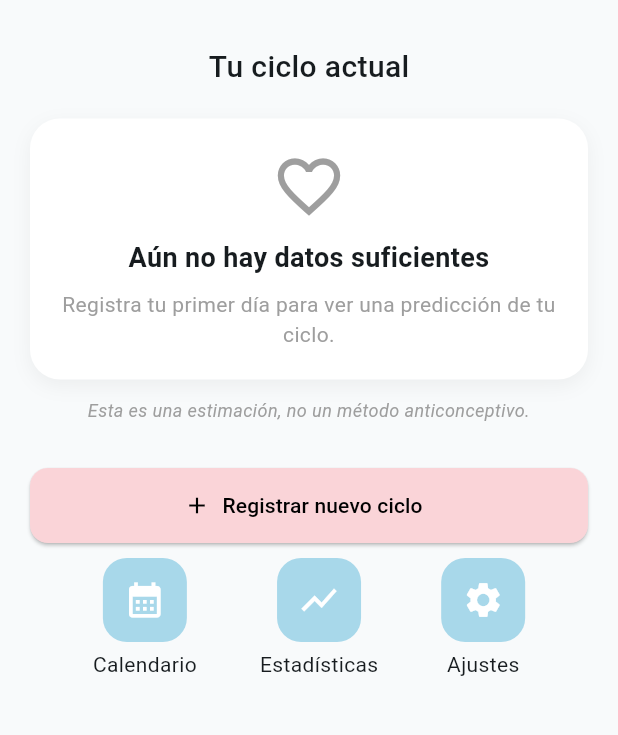
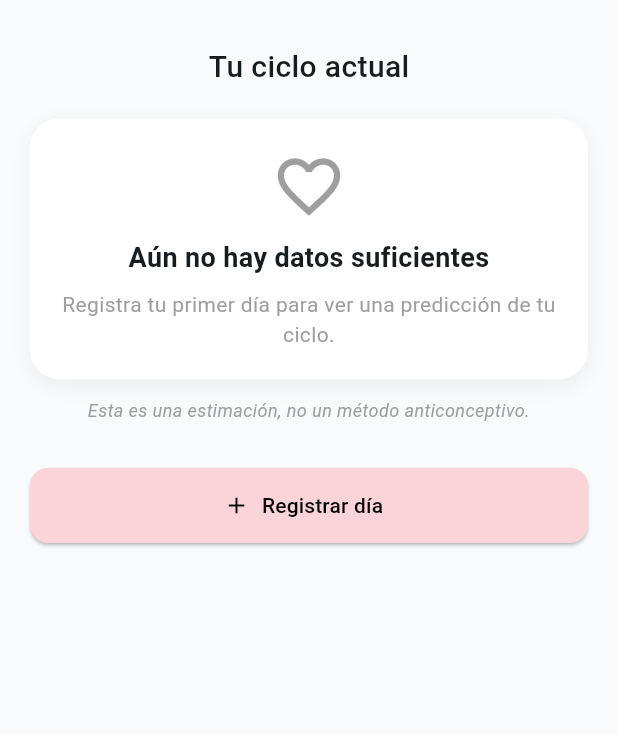
Before and after one commit to Soofiaa/Aura, a Flutter app: the HomeScreen screen opened directly, on a phone screen of 412 x 824 dp, the part 84-819 px from its top. Run offline on Flutter 3.47's test engine with Material 3 defaults, Android fonts, the phone set to English and light mode, and no system bars; our stand-ins replace drift, fl_chart, flutter_local_notifications, table_calendar, timezone; missing offline and left inert: sqlite3; accounts and stored records are empty; generated files the repository leaves out were written again.

Commit message:
feat: recalcular prediccion por cambio de dia, quitar botones duplicados
1. home_screen ahora decide 'hoy' ella misma (WidgetsBindingObserver +
   Timer hasta la proxima medianoche), no el repositorio. predictCycle
   sigue siendo puro (today sigue siendo parametro); CycleRepository
   pasa de watchPrediction() a watchDerivedCycles() (solo datos, sin
   'hoy' incluido) para que ningun consumidor futuro repita el error de
   hornear un 'hoy' adentro de un stream que solo reacciona a escrituras
   en la base. Se recalcula al volver a primer plano (resumed) y al
   pasar la medianoche con la app abierta.
2. Se quitan los 3 botones de acceso rapido a Calendario/Estadisticas/
   Ajustes de home_screen: duplicaban la NavigationBar y abrian una
   segunda instancia de esas pantallas con Navigator.push en vez de
   usar la pestana ya existente.
3. 'Registrar nuevo ciclo' -> 'Registrar día' (mas fiel al modelo: no
   se registra un ciclo, se registra un dia).

Tests nuevos (home_screen_day_change_test.dart) simulan el cambio de
dia con un reloj inyectable, sin escribir en la base, cubriendo tanto
el resumed como el timer de medianoche (via tester.pump() avanzando el
Timer fake de flutter_test).

Nota de testing: cerrar la base de datos en memoria con el widget
todavia montado (sin pumpWidget a otro widget antes) evita un cuelgue
de flutter_test al desmontar un StreamBuilder sobre un stream de drift
junto con un Timer propio todavia pendiente.

Co-Authored-By: Claude Sonnet 5 <noreply@anthropic.com>
Claude-Session: https://claude.ai/code/session_014GPjkshvaEF6ZazNkX3Pce

```diff
--- a/lib/screens/home_screen.dart
+++ b/lib/screens/home_screen.dart
@@ -1,33 +1,82 @@
+import 'dart:async';
+
 import 'package:flutter/material.dart';
 import '../data/repositories/cycle_repository.dart';
+import '../domain/cycle_deriver.dart';
 import '../domain/cycle_predictor.dart';
 import '../utils/date_utils.dart';
 import '../utils/day_key.dart';
 import 'add_cycle_screen.dart';
-import 'calendar_screen.dart';
-import 'settings_screen.dart';
-import 'stats_screen.dart';
 
 class HomeScreen extends StatefulWidget {
   /// Permite inyectar un repositorio (ej. con base en memoria) en tests.
   /// En la app real se usa el singleton global [cycleRepository].
   final CycleRepository? repository;
 
-  const HomeScreen({super.key, this.repository});
+  /// Reloj inyectable para tests (controla que dia es "hoy" y cuanto
+  /// falta para la medianoche). En la app real, DateTime.now().
+  final DateTime Function()? clock;
+
+  const HomeScreen({super.key, this.repository, this.clock});
 
   @override
   State<HomeScreen> createState() => _HomeScreenState();
 }
 
-class _HomeScreenState extends State<HomeScreen> {
+class _HomeScreenState extends State<HomeScreen> with WidgetsBindingObserver {
   late final CycleRepository _repository = widget.repository ?? cycleRepository;
+  DateTime Function() get _clock => widget.clock ?? DateTime.now;
 
   // Stream en vez de un Future cargado una vez en initState: se vuelve a
   // calcular solo cuando cambia algo en daily_logs (registrar un dia,
   // marcar desde el calendario, borrar datos), sin importar si volvimos
-  // aca con push/pop o cambiando de pestana en la NavigationBar.
-  late final Stream<CyclePrediction?> _predictionStream =
-      _repository.watchPrediction();
+  // aca con push/pop o cambiando de pestana en la NavigationBar. El motor
+  // (predictCycle) sigue siendo puro: "hoy" lo decide esta pantalla
+  // (_today, mas abajo), no el stream ni el repositorio.
+  late final Stream<List<CycleSummary>> _cyclesStream =
+      _repository.watchDerivedCycles();
+
+  late String _today = DayKey.fromDate(_clock());
+  Timer? _midnightTimer;
+
+  @override
+  void initState() {
+    super.initState();
+    WidgetsBinding.instance.addObserver(this);
+    _scheduleMidnightRefresh();
+  }
+
+  @override
+  void dispose() {
+    WidgetsBinding.instance.removeObserver(this);
+    _midnightTimer?.cancel();
+    super.dispose();
+  }
+
+  @override
+  void didChangeAppLifecycleState(AppLifecycleState state) {
+    if (state == AppLifecycleState.resumed) {
+      _refreshToday();
+    }
+  }
+
+  /// Recalcula que dia es "hoy" (sin tocar la base de datos) y vuelve a
+  /// programar el timer de medianoche. Se llama al volver la app a
+  /// primer plano y cuando ese timer dispara.
+  void _refreshToday() {
+    final current = DayKey.fromDate(_clock());
+    if (current != _today) {
+      setState(() => _today = current);
+    }
+    _scheduleMidnightRefresh();
+  }
+
+  void _scheduleMidnightRefresh() {
+    _midnightTimer?.cancel();
+    final now = _clock();
+    final nextMidnight = DateTime(now.year, now.month, now.day + 1);
+    _midnightTimer = Timer(nextMidnight.difference(now), _refreshToday);
+  }
 
   String _formatDate(String dayKey) =>
       DateUtilsAura.formatFechaCorta(DayKey.toUtcAnchor(dayKey));
@@ -43,12 +92,16 @@ class _HomeScreenState extends State<HomeScreen> {
         centerTitle: true,
         backgroundColor: const Color(0xFFA8D8EA),
       ),
-      body: StreamBuilder<CyclePrediction?>(
-        stream: _predictionStream,
+      body: StreamBuilder<List<CycleSummary>>(
+        stream: _cyclesStream,
         builder: (context, snapshot) {
           if (snapshot.connectionState == ConnectionState.waiting) {
             return const Center(child: CircularProgressIndicator());
           }
+          final prediction = predictCycle(
+            cycles: snapshot.data ?? const [],
+            today: _today,
+          );
           return SingleChildScrollView(
             padding: const EdgeInsets.all(20),
             child: Column(
@@ -60,12 +113,11 @@ class _HomeScreenState extends State<HomeScreen> {
                   style: TextStyle(fontSize: 20, fontWeight: FontWeight.w500),
                 ),
                 const SizedBox(height: 20),
-                _buildPredictionCard(snapshot.data),
+                _buildPredictionCard(prediction),
                 const SizedBox(height: 12),
                 _buildDisclaimer(),
                 const SizedBox(height: 30),
 
-                // Botones principales
                 ElevatedButton.icon(
                   onPressed: () {
                     Navigator.push(
@@ -74,7 +126,7 @@ class _HomeScreenState extends State<HomeScreen> {
                     );
                   },
                   icon: const Icon(Icons.add),
-                  label: const Text("Registrar nuevo ciclo"),
+                  label: const Text("Registrar día"),
                   style: ElevatedButton.styleFrom(
                     backgroundColor: const Color(0xFFFAD4D8),
                     foregroundColor: Colors.black,
@@ -82,28 +134,6 @@ class _HomeScreenState extends State<HomeScreen> {
                     shape: RoundedRectangleBorder(
                         borderRadius: BorderRadius.circular(12)),
                   ),
-                ),
-                const SizedBox(height: 10),
-
-                Row(
-                  mainAxisAlignment: MainAxisAlignment.spaceEvenly,
-                  children: [
-                    _buildMenuButton(
-                      Icons.calendar_month,
-                      "Calendario",
-                      const CalendarScreen(),
-                    ),
-                    _buildMenuButton(
-                      Icons.show_chart,
-                      "Estadísticas",
-                      const StatsScreen(),
-                    ),
-                    _buildMenuButton(
-                      Icons.settings,
-                      "Ajustes",
-                      const SettingsScreen(),
-                    ),
-                  ],
                 ),
               ],
             ),
@@ -304,29 +334,4 @@ class _HomeScreenState extends State<HomeScreen> {
     );
   }
 
-  Widget _buildMenuButton(IconData icon, String label, Widget destination) {
-    return Column(
-      children: [
-        InkWell(
-          onTap: () {
-            Navigator.push(
-              context,
-              MaterialPageRoute(builder: (_) => destination),
-            );
-          },
-          borderRadius: BorderRadius.circular(50),
-          child: Container(
-            padding: const EdgeInsets.all(14),
-            decoration: BoxDecoration(
-              color: const Color(0xFFA8D8EA),
-              borderRadius: BorderRadius.circular(16),
-            ),
-            child: Icon(icon, size: 28, color: Colors.white),
-          ),
-        ),
-        const SizedBox(height: 5),
-        Text(label),
-      ],
-    );
-  }
 }
```
Also changed, not shown: lib/data/repositories/cycle_repository.dart (+12 -12 lines), 3 other files.
